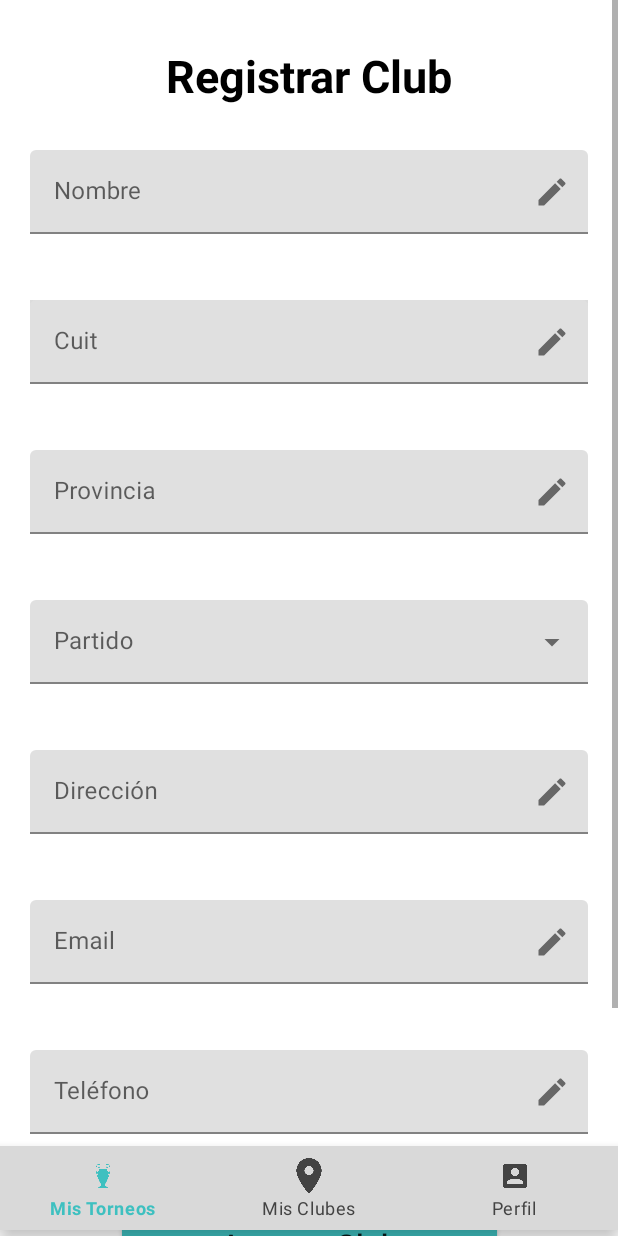
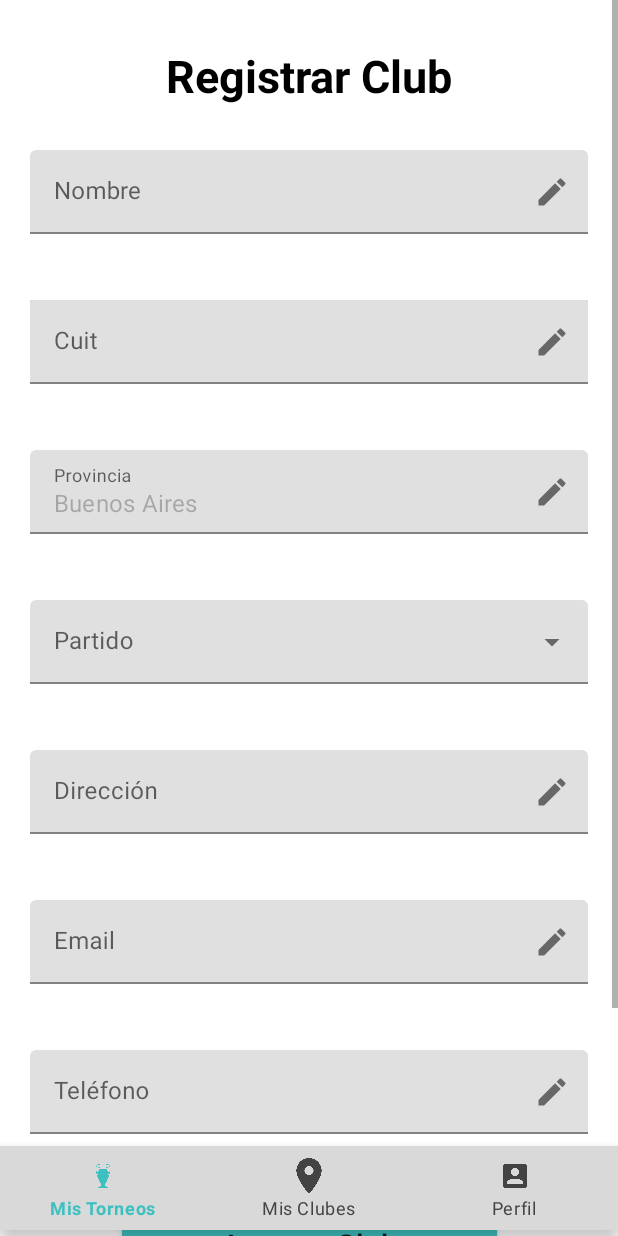
Before and after one commit to angryPotatoFace/Proyecto-Final_Padle-Match, an Android app: the AddClubFragment screen opened through its navigation route, on a phone screen of 412 x 824 dp. Run offline under Robolectric (Android 15) with nearby library versions, the phone set to English and light mode, and no system bars; our stand-ins replace Firebase (no records; nobody signed in at launch, a user with empty details on screens opened directly), navigation-ui.

Commit message:
set provincia

```diff
--- a/app/src/main/java/com/example/padle_match/fragments/AddClubFragment.kt
+++ b/app/src/main/java/com/example/padle_match/fragments/AddClubFragment.kt
@@ -66,7 +66,7 @@ class AddClubFragment : Fragment() {
             var data = viewModel.getPartidosList()
             ( binding.listaPartidos as? MaterialAutoCompleteTextView )?.setSimpleItems(data)
         }
-
+        binding.provinciaEditText.setText("Buenos Aires")
         handlerAddClub(binding.btnAddClub)
     }
 
--- a/app/src/main/res/layout/fragment_add_club.xml
+++ b/app/src/main/res/layout/fragment_add_club.xml
@@ -113,6 +113,7 @@
                 android:layout_width="match_parent"
                 android:layout_height="wrap_content"
                 android:hint="Provincia"
+                android:enabled="false"
                 android:inputType="none" />
 
         </com.google.android.material.textfield.TextInputLayout>
```
